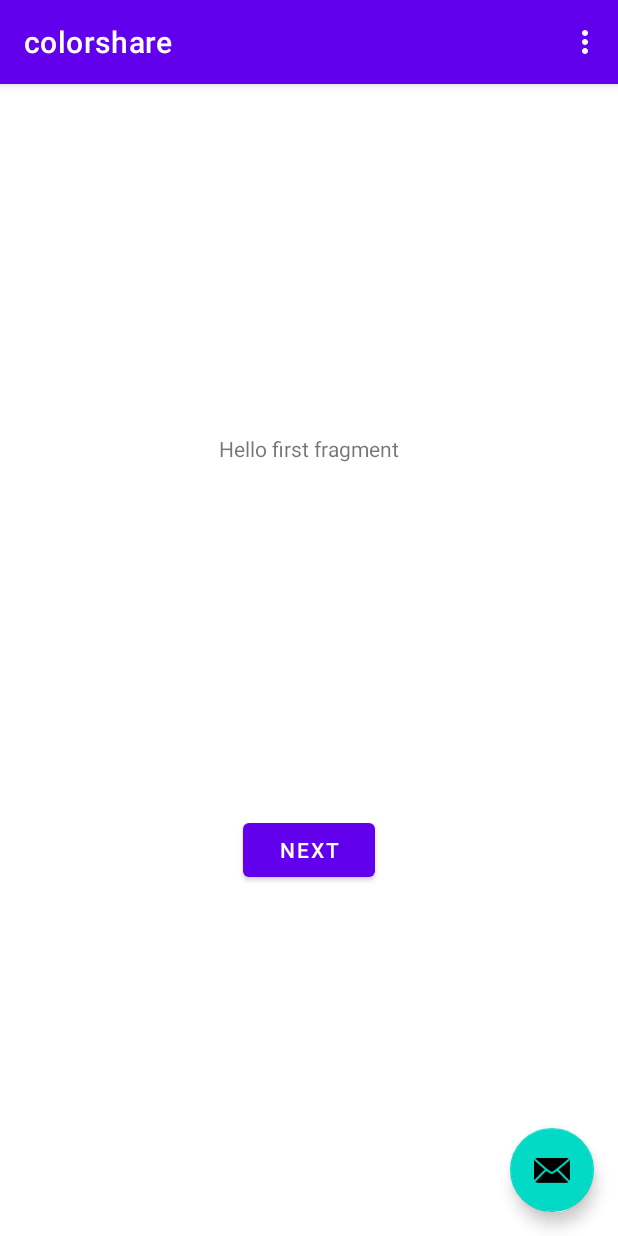
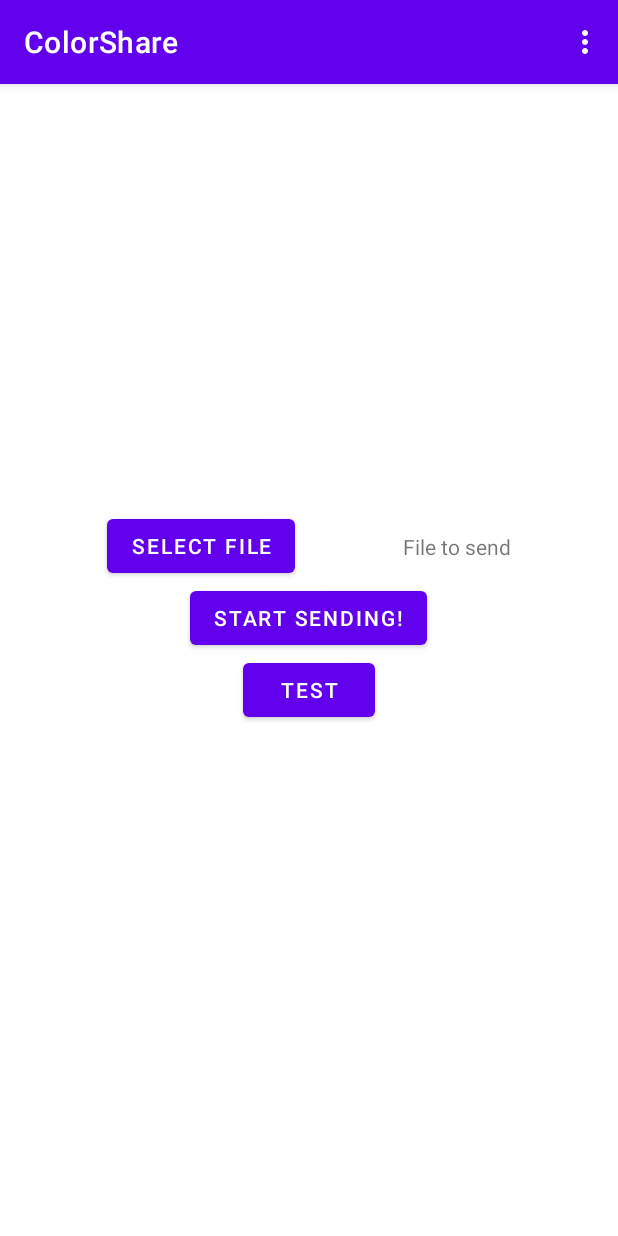
Before and after one commit to DLochmelis33/colorshare, an Android app: the screen it shows after launch (MainActivity), on a phone screen of 412 x 824 dp. Run offline under Robolectric (Android 15) with nearby library versions, the phone set to English and light mode, and no system bars.

Commit message:
Create basic UI

```diff
--- a/app/src/main/java/ru/hse/colorshare/FirstFragment.java
+++ /dev/null
@@ -1,34 +0,0 @@
-package ru.hse.colorshare;
-
-import android.os.Bundle;
-import android.view.LayoutInflater;
-import android.view.View;
-import android.view.ViewGroup;
-
-import androidx.annotation.NonNull;
-import androidx.fragment.app.Fragment;
-import androidx.navigation.fragment.NavHostFragment;
-
-public class FirstFragment extends Fragment {
-
-    @Override
-    public View onCreateView(
-            LayoutInflater inflater, ViewGroup container,
-            Bundle savedInstanceState
-    ) {
-        // Inflate the layout for this fragment
-        return inflater.inflate(R.layout.fragment_first, container, false);
-    }
-
-    public void onViewCreated(@NonNull View view, Bundle savedInstanceState) {
-        super.onViewCreated(view, savedInstanceState);
-
-        view.findViewById(R.id.button_first).setOnClickListener(new View.OnClickListener() {
-            @Override
-            public void onClick(View view) {
-                NavHostFragment.findNavController(FirstFragment.this)
-                        .navigate(R.id.action_FirstFragment_to_SecondFragment);
-            }
-        });
-    }
-}
--- a/app/src/main/java/ru/hse/colorshare/MainActivity.java
+++ b/app/src/main/java/ru/hse/colorshare/MainActivity.java
@@ -12,45 +12,39 @@ import android.view.View;
 
 import android.view.Menu;
 import android.view.MenuItem;
+import android.widget.TextView;
+import android.widget.Toast;
 
 public class MainActivity extends AppCompatActivity {
+
+    private TextView fileToSendTextView;
 
     @Override
     protected void onCreate(Bundle savedInstanceState) {
         super.onCreate(savedInstanceState);
-        setContentView(R.layout.activity_main);
+        setContentView(R.layout.entry_screen);
+
         Toolbar toolbar = findViewById(R.id.toolbar);
-        setSupportActionBar(toolbar);
+        setSupportActionBar(toolbar); // currently unused
 
-        FloatingActionButton fab = findViewById(R.id.fab);
-        fab.setOnClickListener(new View.OnClickListener() {
-            @Override
-            public void onClick(View view) {
-                Snackbar.make(view, "Replace with your own action", Snackbar.LENGTH_LONG)
-                        .setAction("Action", null).show();
-            }
-        });
+        fileToSendTextView = findViewById(R.id.fileToSendTextView);
+    }
+
+    public void onClickSelectFile(View view) {
+        Toast.makeText(getApplicationContext(), "Select your file", Toast.LENGTH_SHORT).show();
+    }
+
+    public void onClickStartSending(View view) {
+        Toast.makeText(getApplicationContext(), "Start sending...", Toast.LENGTH_SHORT).show();
+    }
+
+    public void onClickTest(View view) {
+        Toast.makeText(getApplicationContext(), "Test", Toast.LENGTH_SHORT).show();
     }
 
     @Override
     public boolean onCreateOptionsMenu(Menu menu) {
-        // Inflate the menu; this adds items to the action bar if it is present.
         getMenuInflater().inflate(R.menu.menu_main, menu);
         return true;
     }
-
-    @Override
-    public boolean onOptionsItemSelected(MenuItem item) {
-        // Handle action bar item clicks here. The action bar will
-        // automatically handle clicks on the Home/Up button, so long
-        // as you specify a parent activity in AndroidManifest.xml.
-        int id = item.getItemId();
-
-        //noinspection SimplifiableIfStatement
-        if (id == R.id.action_settings) {
-            return true;
-        }
-
-        return super.onOptionsItemSelected(item);
-    }
 }
--- a/app/src/main/res/layout/activity_main.xml
+++ /dev/null
@@ -1,33 +0,0 @@
-<?xml version="1.0" encoding="utf-8"?>
-<androidx.coordinatorlayout.widget.CoordinatorLayout xmlns:android="http://schemas.android.com/apk/res/android"
-    xmlns:app="http://schemas.android.com/apk/res-auto"
-    xmlns:tools="http://schemas.android.com/tools"
-    android:layout_width="match_parent"
-    android:layout_height="match_parent"
-    tools:context=".MainActivity">
-
-    <com.google.android.material.appbar.AppBarLayout
-        android:layout_width="match_parent"
-        android:layout_height="wrap_content"
-        android:theme="@style/Theme.Colorshare.AppBarOverlay">
-
-        <androidx.appcompat.widget.Toolbar
-            android:id="@+id/toolbar"
-            android:layout_width="match_parent"
-            android:layout_height="?attr/actionBarSize"
-            android:background="?attr/colorPrimary"
-            app:popupTheme="@style/Theme.Colorshare.PopupOverlay" />
-
-    </com.google.android.material.appbar.AppBarLayout>
-
-    <include layout="@layout/content_main" />
-
-    <com.google.android.material.floatingactionbutton.FloatingActionButton
-        android:id="@+id/fab"
-        android:layout_width="wrap_content"
-        android:layout_height="wrap_content"
-        android:layout_gravity="bottom|end"
-        android:layout_margin="@dimen/fab_margin"
-        app:srcCompat="@android:drawable/ic_dialog_email" />
-
-</androidx.coordinatorlayout.widget.CoordinatorLayout>
--- a/app/src/main/res/layout/content_main.xml
+++ /dev/null
@@ -1,19 +0,0 @@
-<?xml version="1.0" encoding="utf-8"?>
-<androidx.constraintlayout.widget.ConstraintLayout xmlns:android="http://schemas.android.com/apk/res/android"
-    xmlns:app="http://schemas.android.com/apk/res-auto"
-    android:layout_width="match_parent"
-    android:layout_height="match_parent"
-    app:layout_behavior="@string/appbar_scrolling_view_behavior">
-
-    <fragment
-        android:id="@+id/nav_host_fragment"
-        android:name="androidx.navigation.fragment.NavHostFragment"
-        android:layout_width="0dp"
-        android:layout_height="0dp"
-        app:defaultNavHost="true"
-        app:layout_constraintBottom_toBottomOf="parent"
-        app:layout_constraintLeft_toLeftOf="parent"
-        app:layout_constraintRight_toRightOf="parent"
-        app:layout_constraintTop_toTopOf="parent"
-        app:navGraph="@navigation/nav_graph" />
-</androidx.constraintlayout.widget.ConstraintLayout>
--- /dev/null
+++ b/app/src/main/res/layout/entry_screen.xml
@@ -0,0 +1,80 @@
+<?xml version="1.0" encoding="utf-8"?>
+<androidx.constraintlayout.widget.ConstraintLayout xmlns:android="http://schemas.android.com/apk/res/android"
+    xmlns:app="http://schemas.android.com/apk/res-auto"
+    xmlns:tools="http://schemas.android.com/tools"
+    android:id="@+id/coordinatorLayout"
+    android:layout_width="match_parent"
+    android:layout_height="match_parent"
+    tools:context=".MainActivity">
+
+    <com.google.android.material.appbar.AppBarLayout
+        android:layout_width="match_parent"
+        android:layout_height="wrap_content"
+        android:theme="@style/Theme.Colorshare.AppBarOverlay"
+        app:layout_constraintTop_toTopOf="parent">
+
+        <androidx.appcompat.widget.Toolbar
+            android:id="@+id/toolbar"
+            android:layout_width="match_parent"
+            android:layout_height="?attr/actionBarSize"
+            android:background="?attr/colorPrimary"
+            app:popupTheme="@style/Theme.Colorshare.PopupOverlay"
+            app:title="@string/app_name" />
+
+    </com.google.android.material.appbar.AppBarLayout>
+
+    <LinearLayout
+        android:layout_width="match_parent"
+        android:layout_height="wrap_content"
+        android:gravity="center"
+        android:orientation="vertical"
+        app:layout_constraintBottom_toBottomOf="parent"
+        app:layout_constraintEnd_toEndOf="parent"
+        app:layout_constraintStart_toStartOf="parent"
+        app:layout_constraintTop_toTopOf="parent">
+
+        <androidx.constraintlayout.widget.ConstraintLayout
+            android:layout_width="match_parent"
+            android:layout_height="match_parent">
+
+            <Button
+                android:id="@+id/selectFileButton"
+                android:layout_width="wrap_content"
+                android:layout_height="wrap_content"
+                android:gravity="center"
+                android:text="@string/select_file"
+                android:onClick="onClickSelectFile"
+                app:layout_constraintBottom_toBottomOf="parent"
+                app:layout_constraintEnd_toStartOf="@+id/fileToSendTextView"
+                app:layout_constraintHorizontal_chainStyle="spread"
+                app:layout_constraintStart_toStartOf="parent"
+                app:layout_constraintTop_toTopOf="parent" />
+
+            <TextView
+                android:id="@+id/fileToSendTextView"
+                android:layout_width="wrap_content"
+                android:layout_height="wrap_content"
+                android:text="@string/file_to_send"
+                app:layout_constraintBottom_toBottomOf="@+id/selectFileButton"
+                app:layout_constraintEnd_toEndOf="parent"
+                app:layout_constraintHorizontal_bias="0.5"
+                app:layout_constraintStart_toEndOf="@+id/selectFileButton"
+                app:layout_constraintTop_toTopOf="@+id/selectFileButton" />
+        </androidx.constraintlayout.widget.ConstraintLayout>
+
+        <Button
+            android:id="@+id/startButton"
+            android:layout_width="wrap_content"
+            android:layout_height="wrap_content"
+            android:text="@string/start_sending"
+            android:onClick="onClickStartSending"/>
+
+        <Button
+            android:id="@+id/testButton"
+            android:layout_width="wrap_content"
+            android:layout_height="wrap_content"
+            android:text="@string/test"
+            android:onClick="onClickTest"/>
+    </LinearLayout>
+
+</androidx.constraintlayout.widget.ConstraintLayout>
--- a/app/src/main/res/layout/fragment_first.xml
+++ /dev/null
@@ -1,28 +0,0 @@
-<?xml version="1.0" encoding="utf-8"?>
-<androidx.constraintlayout.widget.ConstraintLayout xmlns:android="http://schemas.android.com/apk/res/android"
-    xmlns:app="http://schemas.android.com/apk/res-auto"
-    xmlns:tools="http://schemas.android.com/tools"
-    android:layout_width="match_parent"
-    android:layout_height="match_parent"
-    tools:context=".FirstFragment">
-
-    <TextView
-        android:id="@+id/textview_first"
-        android:layout_width="wrap_content"
-        android:layout_height="wrap_content"
-        android:text="@string/hello_first_fragment"
-        app:layout_constraintBottom_toTopOf="@id/button_first"
-        app:layout_constraintEnd_toEndOf="parent"
-        app:layout_constraintStart_toStartOf="parent"
-        app:layout_constraintTop_toTopOf="parent" />
-
-    <Button
-        android:id="@+id/button_first"
-        android:layout_width="wrap_content"
-        android:layout_height="wrap_content"
-        android:text="@string/next"
-        app:layout_constraintBottom_toBottomOf="parent"
-        app:layout_constraintEnd_toEndOf="parent"
-        app:layout_constraintStart_toStartOf="parent"
-        app:layout_constraintTop_toBottomOf="@id/textview_first" />
-</androidx.constraintlayout.widget.ConstraintLayout>
--- a/app/src/main/res/navigation/nav_graph.xml
+++ b/app/src/main/res/navigation/nav_graph.xml
@@ -3,26 +3,10 @@
     xmlns:app="http://schemas.android.com/apk/res-auto"
     xmlns:tools="http://schemas.android.com/tools"
     android:id="@+id/nav_graph"
-    app:startDestination="@id/FirstFragment">
-
-    <fragment
-        android:id="@+id/FirstFragment"
-        android:name="ru.hse.colorshare.FirstFragment"
-        android:label="@string/first_fragment_label"
-        tools:layout="@layout/fragment_first">
-
-        <action
-            android:id="@+id/action_FirstFragment_to_SecondFragment"
-            app:destination="@id/SecondFragment" />
-    </fragment>
-    <fragment
-        android:id="@+id/SecondFragment"
-        android:name="ru.hse.colorshare.SecondFragment"
-        android:label="@string/second_fragment_label"
-        tools:layout="@layout/fragment_second">
-
-        <action
-            android:id="@+id/action_SecondFragment_to_FirstFragment"
-            app:destination="@id/FirstFragment" />
-    </fragment>
+    app:startDestination="@id/mainActivity">
+    <activity
+        android:id="@+id/mainActivity"
+        android:name="ru.hse.colorshare.MainActivity"
+        android:label="entry_screen"
+        tools:layout="@layout/entry_screen" />
 </navigation>
--- a/app/src/main/res/values/strings.xml
+++ b/app/src/main/res/values/strings.xml
@@ -1,5 +1,5 @@
 <resources>
-    <string name="app_name">colorshare</string>
+    <string name="app_name">ColorShare</string>
     <string name="action_settings">Settings</string>
     <!-- Strings used for fragments for navigation -->
     <string name="first_fragment_label">First Fragment</string>
@@ -9,4 +9,8 @@
 
     <string name="hello_first_fragment">Hello first fragment</string>
     <string name="hello_second_fragment">Hello second fragment. Arg: %1$s</string>
+    <string name="select_file">Select file</string>
+    <string name="file_to_send">File to send</string>
+    <string name="start_sending">Start sending!</string>
+    <string name="test">Test</string>
 </resources>
```
Also changed, not shown: app/build.gradle (+9 -9 lines), app/src/main/java/ru/hse/colorshare/SecondFragment.java (deleted, +0 -34 lines), app/src/main/res/layout/constraint_layout_v1.xml (added, +41 -0 lines), app/src/main/res/layout/constraint_layout_v2.xml (added, +58 -0 lines), app/src/main/res/layout/fragment_second.xml (deleted, +0 -27 lines), 3 other files.
